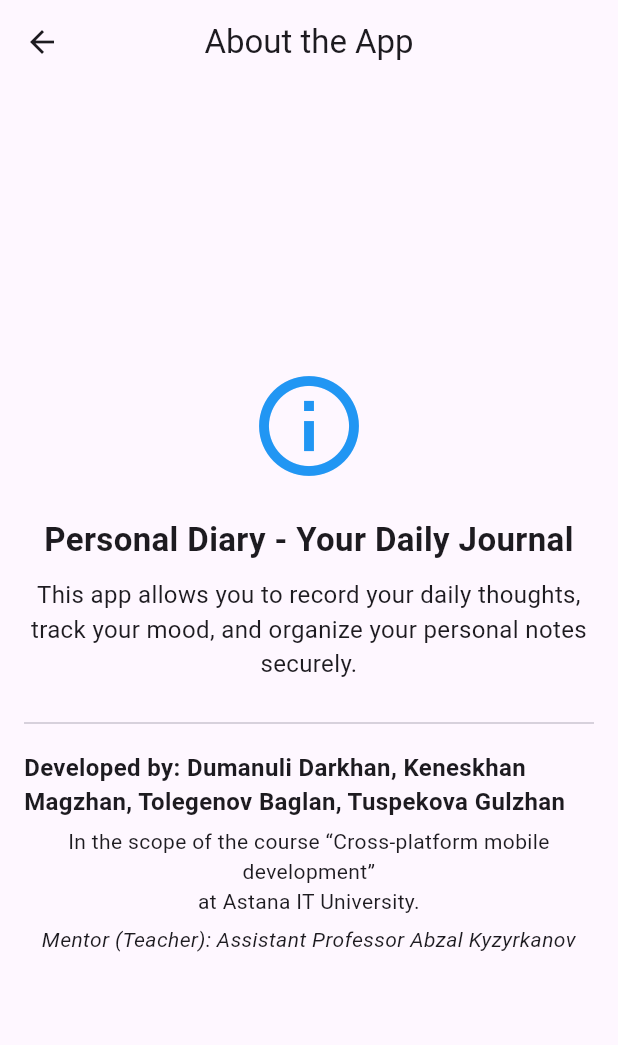
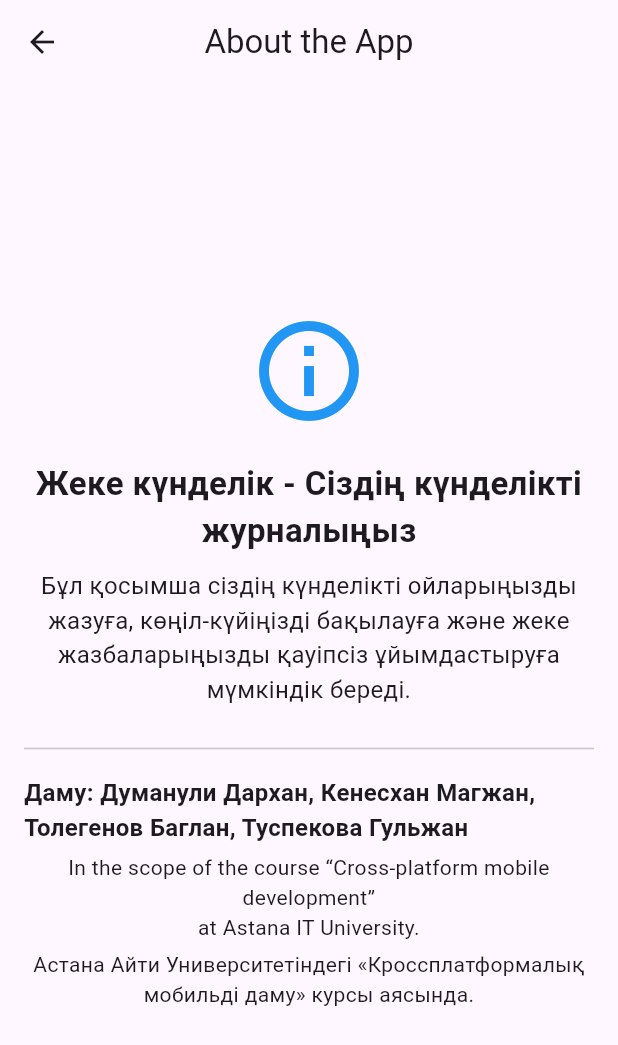
Before and after one commit to Baglan-maker/Diary-project, a Flutter app: the screen it shows after launch, scrolled down 576 dp, after a tap on the "info outline" icon, on a phone screen of 412 x 824 dp. Shown: the top 1045 px of the screen. Run offline on Flutter 3.47's test engine with Material 3 defaults, Android fonts, the phone set to English and light mode, and no system bars; generated files the repository leaves out were written again; Roboto replaces fonts that are missing (Georgia).

Commit message:
navigation using drawer, named routes and settings page

```diff
--- a/lib/l10n/app_kk.arb
+++ b/lib/l10n/app_kk.arb
@@ -1,6 +1,7 @@
 {
   "@@locale": "kk",
   "greeting": "Сәлем, Армандаушы ✨\nКүнделіктегі соңғы жазбаларыңыз:",
+  "greetingDrawer": "Сәлем, Армандаушы ✨",
   "deleteEntry": "Жазбаны жою",
   "confirmDelete": "Бұл жазбаны жойғыңыз келетініне сенімдісіз бе?",
   "cancel": "Бас тарту",
@@ -16,6 +17,19 @@
     }
   }
 },
-"dayNote": "Бүгін мен бір нәрсе жазғым келіп, шабыт алдым..."
+"dayNote": "Бүгін мен бір нәрсе жазғым келіп, шабыт алдым...",
+"home": "Үй",
+"settings": "Параметрлер",
+"about": "Қосымша туралы",
+"darkMode": "Қараңғы Режим",
+"changeLanguage": "Тілді Өзгерту",
+"comingSoon": "Жақында шығады!",
+"ok": "OK",
+  "aboutAppTitle": "Жеке күнделік - Сіздің күнделікті журналыңыз",
+  "aboutAppDescription": "Бұл қосымша сіздің күнделікті ойларыңызды жазуға, көңіл-күйіңізді бақылауға және жеке жазбаларыңызды қауіпсіз ұйымдастыруға мүмкіндік береді.",
+  "aboutAppDevelopers": "Даму: Думанули Дархан, Кенесхан Магжан, Толегенов Баглан, Туспекова Гульжан",
+  "aboutAppCourseInfo": "Астана Айти Университетіндегі «Кроссплатформалық мобильді даму» курсы аясында."
+
+
 
 }
--- a/lib/main.dart
+++ b/lib/main.dart
@@ -1,10 +1,36 @@
 import 'package:flutter/material.dart';
 import 'package:flutter_localizations/flutter_localizations.dart';
 import 'package:flutter_gen/gen_l10n/app_localizations.dart';
+import 'package:provider/provider.dart';
 
+// Провайдер для управления темой
+class ThemeProvider with ChangeNotifier {
+  bool _isDarkMode = false;
+
+  bool get isDarkMode => _isDarkMode;
+
+  void toggleTheme() {
+    _isDarkMode = !_isDarkMode;
+    notifyListeners();
+  }
+}
+
+// Провайдер для управления языком
+class LocaleProvider with ChangeNotifier {
+  Locale _locale = Locale('kk');
+
+  Locale get locale => _locale;
+
+  void setLocale(Locale locale) {
+    if (_locale.languageCode != locale.languageCode) {
+      _locale = locale;
+      notifyListeners();
+    }
+  }
+}
 
 void main() {
-  runApp(MyDiaryApp());
+  runApp(const MyDiaryApp());
 }
 
 class MyDiaryApp extends StatelessWidget {
@@ -12,6 +38,16 @@
 
   @override
   Widget build(BuildContext context) {
+    return MultiProvider(
+      providers: [
+        ChangeNotifierProvider(create: (_) => ThemeProvider()),
+        ChangeNotifierProvider(create: (_) => LocaleProvider()),
+      ],
+      child: Builder(
+        builder: (context) {
+          final themeProvider = Provider.of<ThemeProvider>(context);
+          final localeProvider = Provider.of<LocaleProvider>(context);
+
           return MaterialApp(
             title: 'My Personal Diary',
             theme: ThemeData(
@@ -19,7 +55,7 @@
               fontFamily: 'Georgia',
             ),
             darkTheme: ThemeData.dark(),
-    themeMode: ThemeMode.system,
+            themeMode: themeProvider.isDarkMode ? ThemeMode.dark : ThemeMode.light,
             localizationsDelegates: const [
               AppLocalizations.delegate,
               GlobalMaterialLocalizations.delegate,
@@ -40,10 +76,21 @@
               }
               return const Locale('kk');
             },
-  home: DiaryHomePage(),
+            locale: localeProvider.locale,
+            initialRoute: '/',
+            routes: {
+              '/': (context) => const DiaryHomePage(),
+              '/about': (context) => const AboutPage(),
+              '/settings': (context) => const SettingsPage(),
+            },
+          );
+        },
+      ),
     );
   }
 }
+
+
 
 class DiaryHomePage extends StatefulWidget {
   const DiaryHomePage({super.key});
@@ -105,13 +152,50 @@
         IconButton(
           icon: Icon(Icons.info_outline),
           onPressed: () {
-              Navigator.push(
-                context,
-                MaterialPageRoute(builder: (context) => AboutPage()),
-              );
+            Navigator.pushNamed(context, '/about');
           },
         ),
       ],
+    ),
+    drawer: Drawer(
+      child: ListView(
+        padding: EdgeInsets.zero,
+        children: [
+          DrawerHeader(
+            decoration: BoxDecoration(
+              color: Colors.deepPurple,
+            ),
+            child: Text(
+              AppLocalizations.of(context)!.greetingDrawer,
+              style: TextStyle(
+                color: Colors.white,
+                fontSize: 24,
+              ),
+            ),
+          ),
+          ListTile(
+            leading: Icon(Icons.home),
+            title: Text(AppLocalizations.of(context)!.home),
+            onTap: () {
+              Navigator.pushNamed(context, '/');
+            },
+          ),
+          ListTile(
+            leading: Icon(Icons.settings),
+            title: Text(AppLocalizations.of(context)!.settings),
+            onTap: () {
+              Navigator.pushNamed(context, '/settings');
+            },
+          ),
+          ListTile(
+            leading: Icon(Icons.info),
+            title: Text(AppLocalizations.of(context)!.about),
+            onTap: () {
+              Navigator.pushNamed(context, '/about');
+            },
+          ),
+        ],
+      ),
     ),
       body: OrientationBuilder(
         builder: (context, orientation) {
@@ -298,25 +382,27 @@
               color: Colors.blue,
             ),
             const SizedBox(height: 20),
-            const Text(
-              'Personal Diary - Your Daily Journal',
+            Text(
+               AppLocalizations.of(context)!.aboutAppTitle,
               style: TextStyle(fontSize: 22, fontWeight: FontWeight.bold),
               textAlign: TextAlign.center,
             ),
+
             const SizedBox(height: 10),
-            const Text(
-              'This app allows you to record your daily thoughts, track your mood, '
-                  'and organize your personal notes securely.',
+            Text(
+              AppLocalizations.of(context)!.aboutAppDescription,
               style: TextStyle(fontSize: 16),
               textAlign: TextAlign.center,
             ),
+
             const SizedBox(height: 20),
             const Divider(),
             const SizedBox(height: 10),
-            const Text(
-              'Developed by: Dumanuli Darkhan, Keneskhan Magzhan, Tolegenov Baglan, Tuspekova Gulzhan',
+            Text(
+              AppLocalizations.of(context)!.aboutAppDevelopers,
               style: TextStyle(fontSize: 16, fontWeight: FontWeight.bold),
             ),
+
             const SizedBox(height: 5),
             const Text(
               'In the scope of the course “Cross-platform mobile development”\n'
@@ -324,10 +410,9 @@
               textAlign: TextAlign.center,
             ),
             const SizedBox(height: 5),
-            const Text(
-              'Mentor (Teacher): Assistant Professor Abzal Kyzyrkanov',
+            Text(
+              AppLocalizations.of(context)!.aboutAppCourseInfo,
              textAlign: TextAlign.center,
-              style: TextStyle(fontStyle: FontStyle.italic),
             ),
           ],
         ),
@@ -335,3 +420,80 @@
     );
   }
 }
+
+class SettingsPage extends StatefulWidget {
+  const SettingsPage({super.key});
+
+  @override
+  State<SettingsPage> createState() => _SettingsPageState();
+}
+
+class _SettingsPageState extends State<SettingsPage> {
+  @override
+  Widget build(BuildContext context) {
+    final themeProvider = Provider.of<ThemeProvider>(context);
+    final localeProvider = Provider.of<LocaleProvider>(context);
+
+    return Scaffold(
+      appBar: AppBar(
+        title: Text(AppLocalizations.of(context)!.settings),
+        centerTitle: true,
+        backgroundColor: Colors.deepPurple,
+      ),
+      body: Padding(
+        padding: const EdgeInsets.all(16.0),
+        child: Column(
+          children: [
+            SwitchListTile(
+              title: Text(AppLocalizations.of(context)!.darkMode),
+              value: themeProvider.isDarkMode,
+              onChanged: (bool value) {
+                themeProvider.toggleTheme();
+              },
+              secondary: Icon(Icons.dark_mode),
+            ),
+            const SizedBox(height: 20),
+            ListTile(
+              leading: Icon(Icons.language),
+              title: Text(AppLocalizations.of(context)!.changeLanguage),
+              onTap: () {
+                showDialog(
+                  context: context,
+                  builder: (context) => AlertDialog(
+                    title: Text(AppLocalizations.of(context)!.changeLanguage),
+                    content: Column(
+                      mainAxisSize: MainAxisSize.min,
+                      children: [
+                        ListTile(
+                          title: Text('English'),
+                          onTap: () {
+                            localeProvider.setLocale(Locale('en'));
+                            Navigator.pop(context);
+                          },
+                        ),
+                        ListTile(
+                          title: Text('Русский'),
+                          onTap: () {
+                            localeProvider.setLocale(Locale('ru'));
+                            Navigator.pop(context);
+                          },
+                        ),
+                        ListTile(
+                          title: Text('Қазақша'),
+                          onTap: () {
+                            localeProvider.setLocale(Locale('kk'));
+                            Navigator.pop(context);
+                          },
+                        ),
+                      ],
+                    ),
+                  ),
+                );
+              },
+            ),
+          ],
+        ),
+      ),
+    );
+  }
+}
--- a/pubspec.yaml
+++ b/pubspec.yaml
@@ -33,6 +33,7 @@
   flutter_localizations:
     sdk: flutter
   intl: ^0.19.0
+  provider: ^6.0.1
 
   # The following adds the Cupertino Icons font to your application.
   # Use with the CupertinoIcons class for iOS style icons.
```
Also changed, not shown: lib/l10n/app_en.arb (+13 -1 lines), lib/l10n/app_ru.arb (+15 -1 lines), pubspec.lock. Lines whose indentation alone changed are shown as unchanged.
